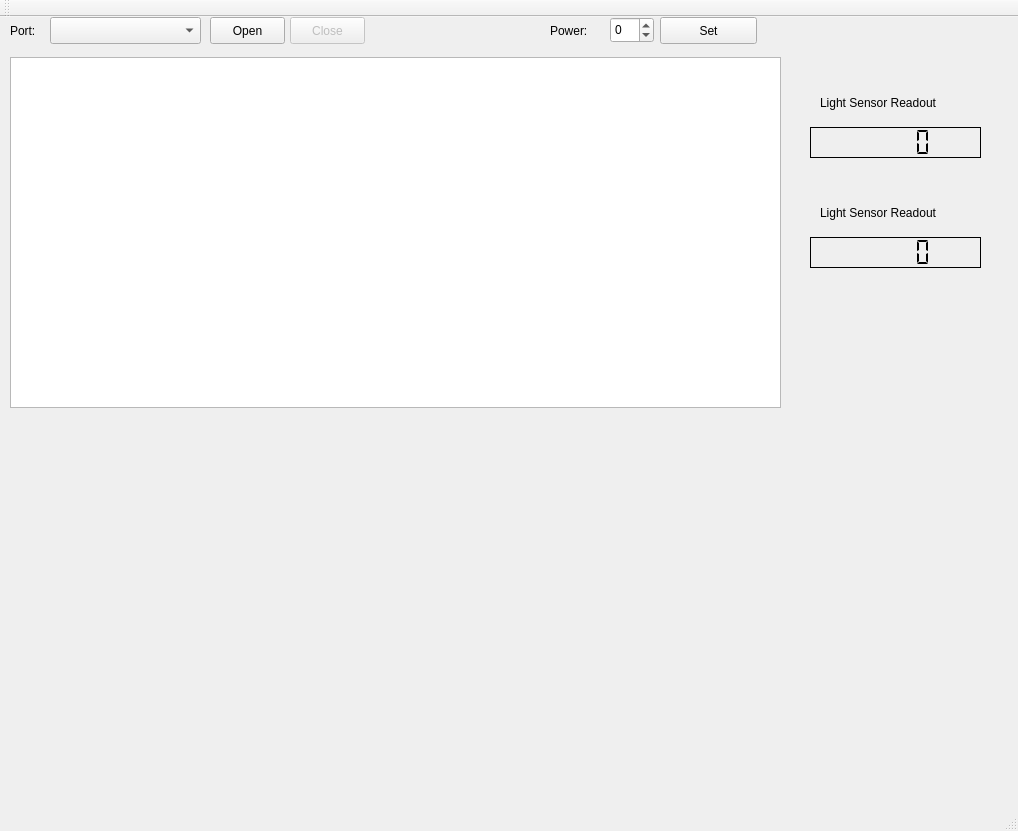
First picture: the form in Lesson_5/Parking_lot_Qt/mainwindow.ui, repository Codaxx/WSN_Lab_2025, before the edit.
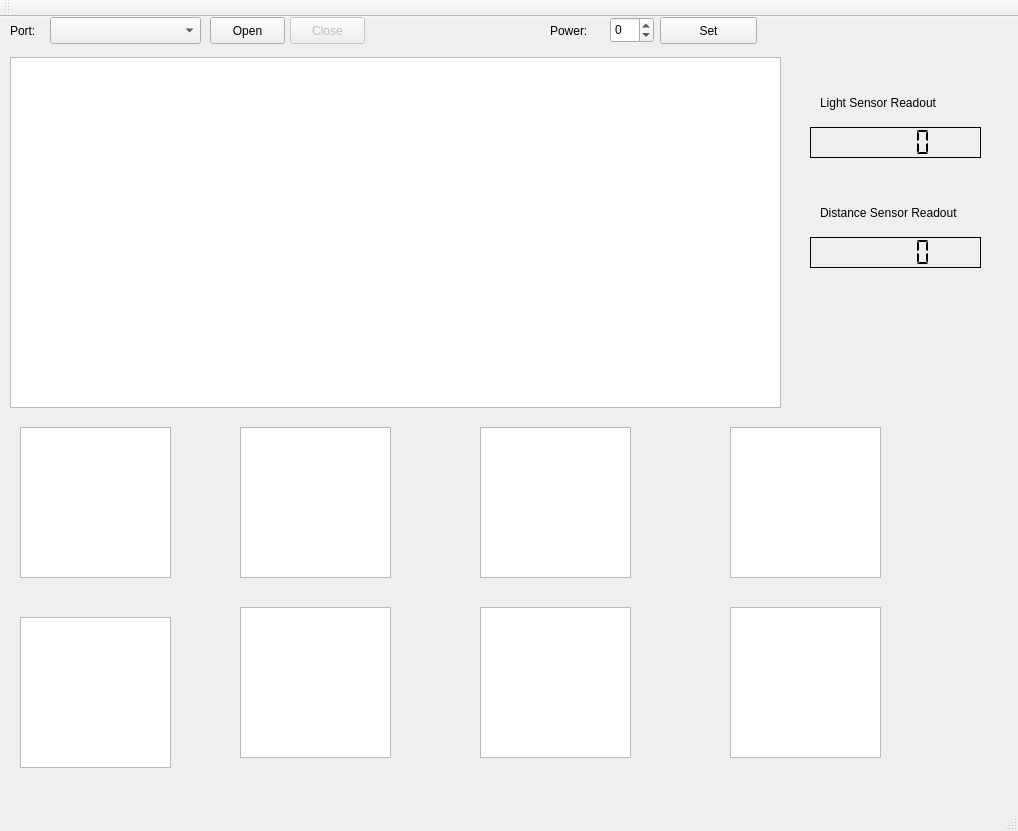
Second picture: the form after the edit.

Diff of the .ui file:
```diff
--- a/Lesson_5/Parking_lot_Qt/mainwindow.ui
+++ b/Lesson_5/Parking_lot_Qt/mainwindow.ui
@@ -126,7 +126,7 @@
      <rect>
       <x>820</x>
       <y>70</y>
-      <width>141</width>
+      <width>161</width>
       <height>31</height>
      </rect>
     </property>
@@ -177,12 +177,92 @@
      <rect>
       <x>820</x>
       <y>180</y>
-      <width>141</width>
+      <width>161</width>
       <height>31</height>
      </rect>
     </property>
     <property name="text">
-     <string>Light Sensor Readout</string>
+     <string>Distance Sensor Readout</string>
+    </property>
+   </widget>
+   <widget class="QListView" name="parking_lot_1">
+    <property name="geometry">
+     <rect>
+      <x>20</x>
+      <y>410</y>
+      <width>151</width>
+      <height>151</height>
+     </rect>
+    </property>
+   </widget>
+   <widget class="QListView" name="parking_lot_2">
+    <property name="geometry">
+     <rect>
+      <x>240</x>
+      <y>410</y>
+      <width>151</width>
+      <height>151</height>
+     </rect>
+    </property>
+   </widget>
+   <widget class="QListView" name="parking_lot_3">
+    <property name="geometry">
+     <rect>
+      <x>480</x>
+      <y>410</y>
+      <width>151</width>
+      <height>151</height>
+     </rect>
+    </property>
+   </widget>
+   <widget class="QListView" name="parking_lot_4">
+    <property name="geometry">
+     <rect>
+      <x>730</x>
+      <y>410</y>
+      <width>151</width>
+      <height>151</height>
+     </rect>
+    </property>
+   </widget>
+   <widget class="QListView" name="parking_lot_5">
+    <property name="geometry">
+     <rect>
+      <x>20</x>
+      <y>600</y>
+      <width>151</width>
+      <height>151</height>
+     </rect>
+    </property>
+   </widget>
+   <widget class="QListView" name="parking_lot_6">
+    <property name="geometry">
+     <rect>
+      <x>240</x>
+      <y>590</y>
+      <width>151</width>
+      <height>151</height>
+     </rect>
+    </property>
+   </widget>
+   <widget class="QListView" name="parking_lot_7">
+    <property name="geometry">
+     <rect>
+      <x>480</x>
+      <y>590</y>
+      <width>151</width>
+      <height>151</height>
+     </rect>
+    </property>
+   </widget>
+   <widget class="QListView" name="parking_lot_8">
+    <property name="geometry">
+     <rect>
+      <x>730</x>
+      <y>590</y>
+      <width>151</width>
+      <height>151</height>
+     </rect>
     </property>
    </widget>
   </widget>
```
